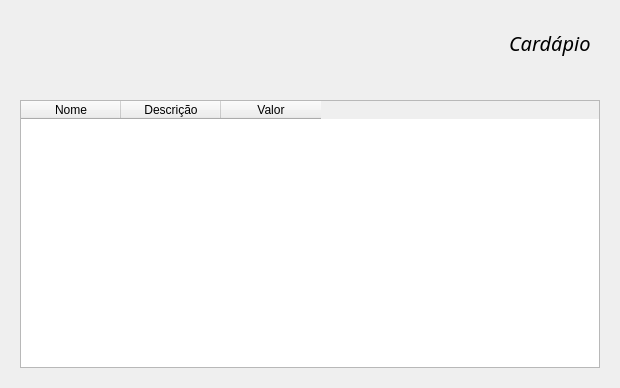
This is view/components/Menu.ui in Wth10/System-Programmer as Qt 5 draws it before an edit. The edited form follows.
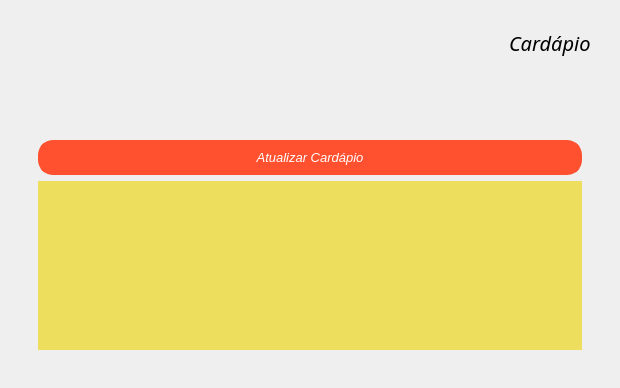
This is the edited form. Icons and pictures are not drawn.

What changed in the file:
```diff
--- a/view/components/Menu.ui
+++ b/view/components/Menu.ui
@@ -22,7 +22,7 @@
      <property name="frameShadow">
       <enum>QFrame::Raised</enum>
      </property>
-     <layout class="QVBoxLayout" name="verticalLayout_4">
+     <layout class="QVBoxLayout" name="verticalLayout">
       <item>
        <widget class="QFrame" name="frame_2">
         <property name="frameShape">
@@ -102,13 +102,14 @@
            <widget class="QLabel" name="AlertMenu">
             <property name="font">
              <font>
-              <family>Arial Black</family>
-              <pointsize>12</pointsize>
+              <family>Bahnschrift Condensed</family>
+              <pointsize>19</pointsize>
               <italic>true</italic>
              </font>
             </property>
             <property name="styleSheet">
-             <string notr="true">color: rgb(255, 0, 0);</string>
+             <string notr="true">color: rgb(0, 0, 0);
+padding: 5px;</string>
             </property>
             <property name="text">
              <string/>
@@ -136,40 +137,87 @@
        </layout>
       </item>
       <item>
-       <widget class="QTableWidget" name="Table">
-        <property name="editTriggers">
-         <set>QAbstractItemView::DoubleClicked</set>
+       <widget class="QFrame" name="frame_3">
+        <property name="frameShape">
+         <enum>QFrame::NoFrame</enum>
         </property>
-        <property name="tabKeyNavigation">
-         <bool>false</bool>
+        <property name="frameShadow">
+         <enum>QFrame::Raised</enum>
         </property>
-        <property name="showDropIndicator" stdset="0">
-         <bool>true</bool>
-        </property>
-        <property name="selectionBehavior">
-         <enum>QAbstractItemView::SelectRows</enum>
-        </property>
-        <property name="showGrid">
-         <bool>false</bool>
-        </property>
-        <property name="gridStyle">
-         <enum>Qt::DashLine</enum>
-        </property>
-        <column>
-         <property name="text">
-          <string>Nome</string>
-         </property>
-        </column>
-        <column>
-         <property name="text">
-          <string>Descrição</string>
-         </property>
-        </column>
-        <column>
-         <property name="text">
-          <string>Valor</string>
-         </property>
-        </column>
+        <layout class="QHBoxLayout" name="horizontalLayout_3">
+         <item>
+          <widget class="QFrame" name="frame_4">
+           <property name="frameShape">
+            <enum>QFrame::NoFrame</enum>
+           </property>
+           <property name="frameShadow">
+            <enum>QFrame::Raised</enum>
+           </property>
+           <layout class="QVBoxLayout" name="verticalLayout_4">
+            <item>
+             <widget class="QPushButton" name="Update">
+              <property name="font">
+               <font>
+                <family>Arial</family>
+                <pointsize>10</pointsize>
+                <italic>true</italic>
+               </font>
+              </property>
+              <property name="styleSheet">
+               <string notr="true">.QPushButton{
+	background-color: #FF512F;
+	color: rgb(255, 255, 255);
+	border: 5px solid#FF512F;
+	border-radius: 15px;
+	height: 25px;
+	width: 75px;
+}
+
+.QPushButton:hover{
+	background-color: #003973;
+	border: 2px;
+	color: white;
+}
+
+</string>
+              </property>
+              <property name="text">
+               <string>Atualizar Cardápio</string>
+              </property>
+             </widget>
+            </item>
+            <item>
+             <widget class="QScrollArea" name="scrollArea">
+              <property name="styleSheet">
+               <string notr="true">background: #edde5d;</string>
+              </property>
+              <property name="frameShape">
+               <enum>QFrame::NoFrame</enum>
+              </property>
+              <property name="widgetResizable">
+               <bool>true</bool>
+              </property>
+              <widget class="QWidget" name="scrollAreaWidgetContents">
+               <property name="geometry">
+                <rect>
+                 <x>0</x>
+                 <y>0</y>
+                 <width>548</width>
+                 <height>137</height>
+                </rect>
+               </property>
+               <layout class="QVBoxLayout" name="verticalLayout_6">
+                <item>
+                 <layout class="QVBoxLayout" name="CardConteiner"/>
+                </item>
+               </layout>
+              </widget>
+             </widget>
+            </item>
+           </layout>
+          </widget>
+         </item>
+        </layout>
        </widget>
       </item>
      </layout>
```
Left out of the diff: 2 changed lines with no effect on the pictures.
